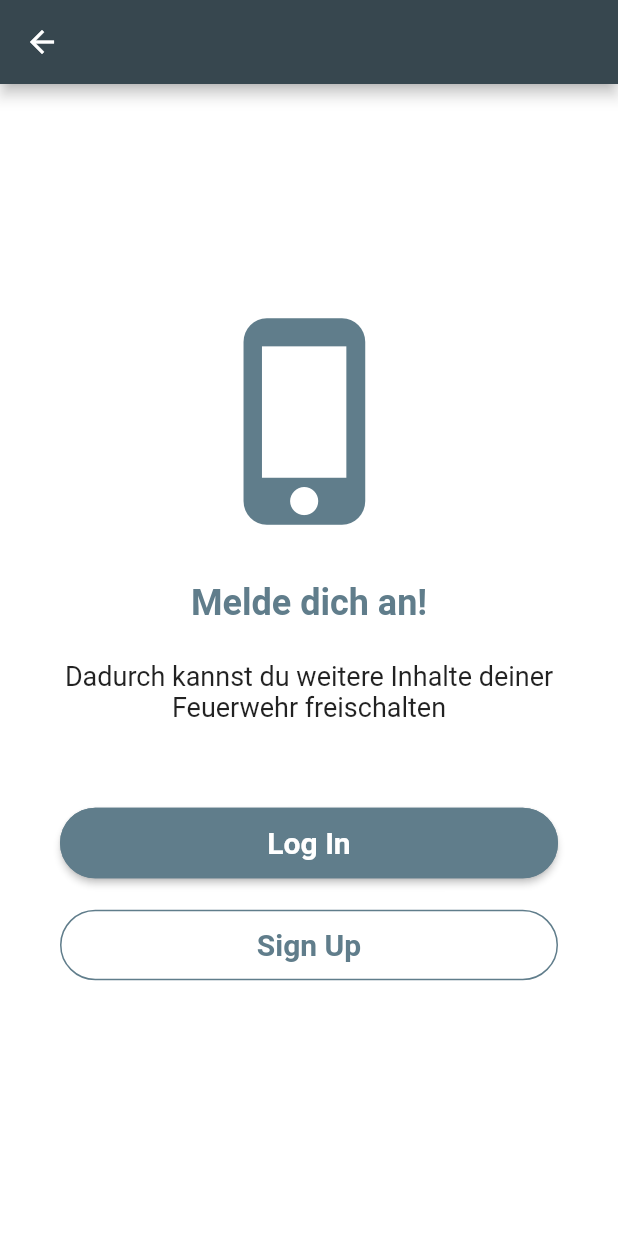
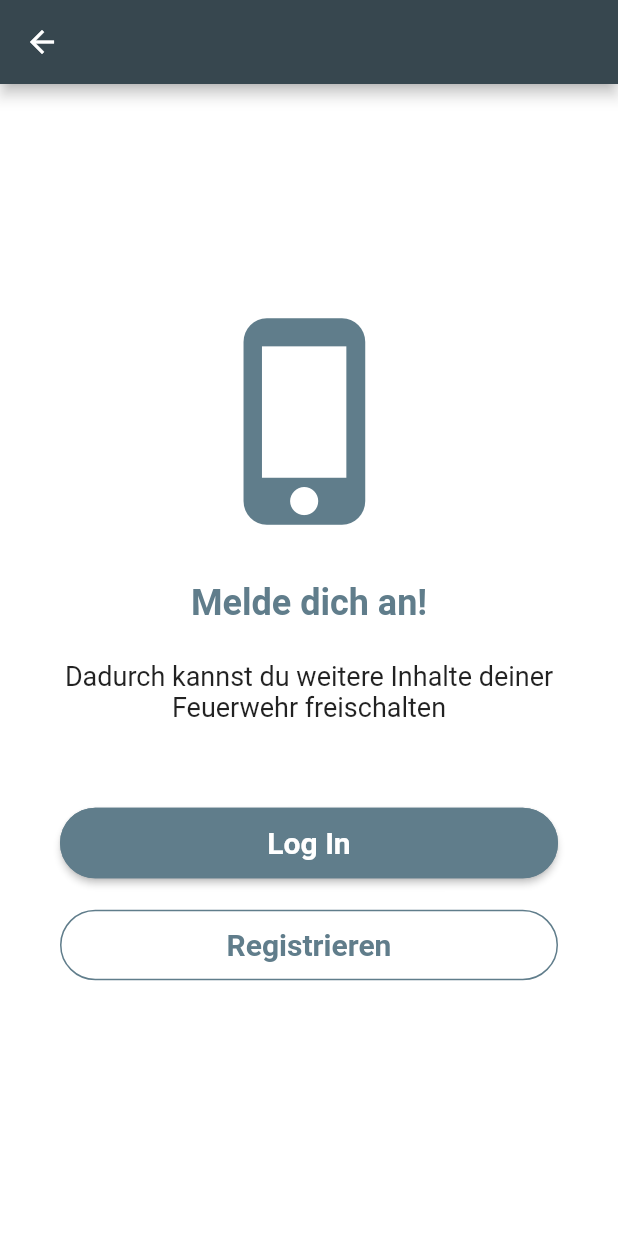
Before and after one commit to Andybabic/Elsab-Flutter-Learn-Project, a Flutter app: the screen it shows after launch, in the side drawer, after a tap on "Login", on a phone screen of 412 x 824 dp. Run offline on Flutter 3.47's test engine with Material 2 defaults, Android fonts, the phone set to English and light mode, and no system bars; our stand-ins replace cached_network_image, cloud_firestore, firebase_auth, firebase_core, firebase_storage, flutter_map and 5 more; missing offline and left inert: flutter_facebook_auth, map_launcher; accounts and stored records are empty.

Commit message:
Adding Login and register debug

```diff
--- a/lib/pages/login/auth_screen.dart
+++ b/lib/pages/login/auth_screen.dart
@@ -86,7 +86,7 @@ class AuthScreen extends StatelessWidget {
                   ),
                 ),
                 child: Text(
-                  'Sign Up',
+                  'Registrieren',
                   style: TextStyle(
                       fontSize: 20,
                       fontWeight: FontWeight.bold,
```
Also changed, not shown: 1 other file.
